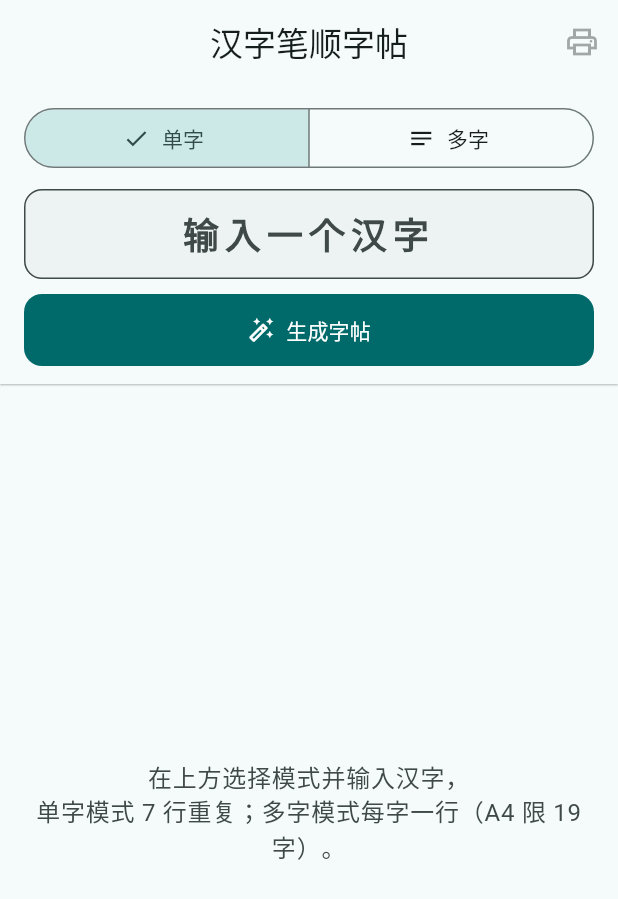
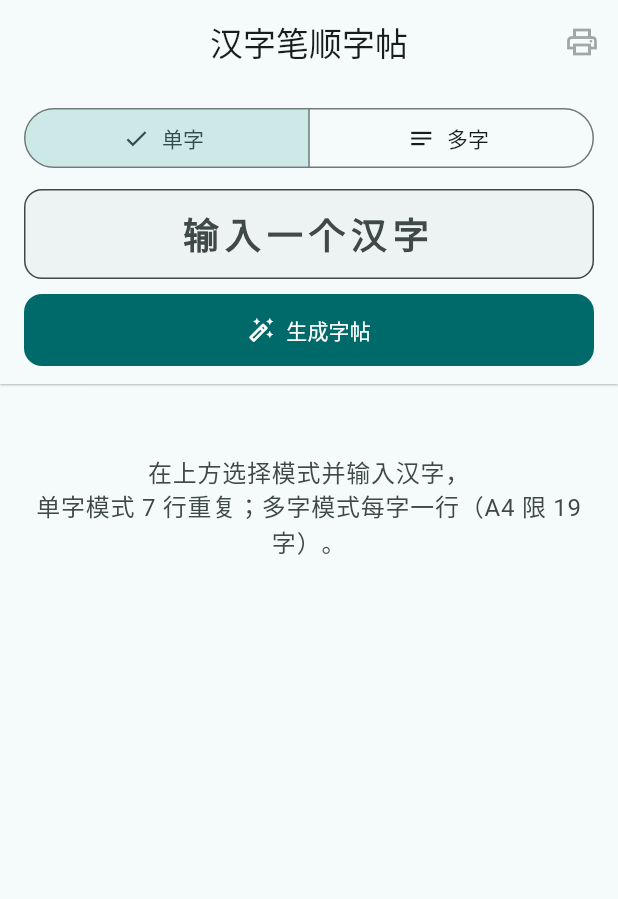
Before and after one commit to xp84012493/handwriting-practice, a Flutter app: the screen it shows after launch, on a phone screen of 412 x 824 dp. Shown: the top 899 px of the screen. Run offline on Flutter 3.47's test engine with Material 3 defaults, Android fonts, the light colour scheme and no system bars; our stand-ins replace path_drawing, pdf, printing; project files that could hold a hidden picture were left out.

Commit message:
修改字帖面板抖动

```diff
--- a/lib/src/ui/handwriting_practice_home_page.dart
+++ b/lib/src/ui/handwriting_practice_home_page.dart
@@ -28,6 +28,8 @@ class _HandwritingPracticeHomePageState
   }
 
   Future<void> _onGenerate() async {
+    // 先收键盘再生成：避免「字帖已出、下一帧才关键盘」导致 viewInsets 突变、面板抖动。
+    FocusManager.instance.primaryFocus?.unfocus();
     await _controller.generate();
     if (!mounted) return;
     final hint = _controller.hint;
@@ -35,13 +37,6 @@ class _HandwritingPracticeHomePageState
       ScaffoldMessenger.of(context).showSnackBar(
         SnackBar(content: Text(hint)),
       );
-    }
-    // 仅在成功生成字帖后、下一帧再收起键盘，避免与进度条/预览布局叠加引起视窗抖动。
-    if (_controller.hasSheet) {
-      WidgetsBinding.instance.addPostFrameCallback((_) {
-        if (!mounted) return;
-        FocusManager.instance.primaryFocus?.unfocus();
-      });
     }
   }
 
@@ -253,26 +248,12 @@ class _PreviewBody extends StatelessWidget {
 
   @override
   Widget build(BuildContext context) {
-    // 生成中不在此处切换为全屏 CircularProgressIndicator：会与占位说明高度差过大，
-    // 造成 Expanded 区域首次「占位 → 转圈 → 字帖」连续抖动。加载态仅用顶栏 3px 进度条。
-    if (!controller.hasSheet) {
-      return Center(
-        child: Padding(
-          padding: const EdgeInsets.all(24),
-          child: Text(
-            '在上方选择模式并输入汉字，\n单字模式 7 行重复；多字模式每字一行（A4 限 ${controller.maxMultiCharacters} 字）。',
-            textAlign: TextAlign.center,
-            style: theme.textTheme.bodyLarge?.copyWith(
-              color: theme.colorScheme.onSurfaceVariant,
-              height: 1.45,
-            ),
-          ),
-        ),
-      );
-    }
-
-    final rows = controller.sheetRows;
-    final subtitle = controller.mode == PracticeSheetMode.single
+    // 空状态与有字帖时共用「顶对齐 + 同宽滚动」外壳，避免首次生成从 Center 垂直居中
+    // 切到字帖顶对齐时的整段位移抖动。生成中仍用顶栏细进度条，不在此切全屏转圈。
+    final rows = controller.hasSheet ? controller.sheetRows : const <PracticeSheetEntry>[];
+    final subtitle = !controller.hasSheet
+        ? null
+        : controller.mode == PracticeSheetMode.single
             ? '「${controller.character!.character}」'
                 ' · 完整示范 + ${controller.prepared!.strokeCount} 笔递进 + '
                 '${controller.traceSlots} 描红 + '
@@ -294,11 +275,12 @@ class _PreviewBody extends StatelessWidget {
               constraints: BoxConstraints(
                 maxWidth: math.min(constraints.maxWidth, 620),
               ),
-              child: Column(
+              child: controller.hasSheet
+                  ? Column(
                       crossAxisAlignment: CrossAxisAlignment.stretch,
                       children: [
                         Text(
-                    subtitle,
+                          subtitle!,
                           textAlign: TextAlign.center,
                           style: theme.textTheme.labelLarge?.copyWith(
                             color: theme.colorScheme.onSurfaceVariant,
@@ -311,6 +293,17 @@ class _PreviewBody extends StatelessWidget {
                           blankSlots: controller.blankSlots,
                         ),
                       ],
+                    )
+                  : Padding(
+                      padding: const EdgeInsets.fromLTRB(12, 32, 12, 24),
+                      child: Text(
+                        '在上方选择模式并输入汉字，\n单字模式 7 行重复；多字模式每字一行（A4 限 ${controller.maxMultiCharacters} 字）。',
+                        textAlign: TextAlign.center,
+                        style: theme.textTheme.bodyLarge?.copyWith(
+                          color: theme.colorScheme.onSurfaceVariant,
+                          height: 1.45,
+                        ),
+                      ),
                     ),
             ),
           ),
```
Lines whose indentation alone changed are shown as unchanged.
